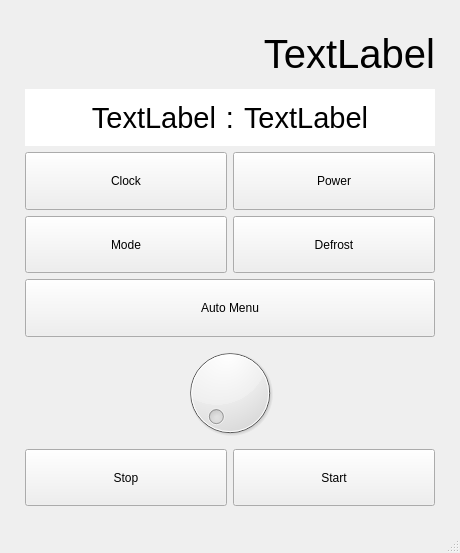
This is mainwindow.ui in 0ranga/microwave as Qt 5 draws it before an edit. The edited form follows.
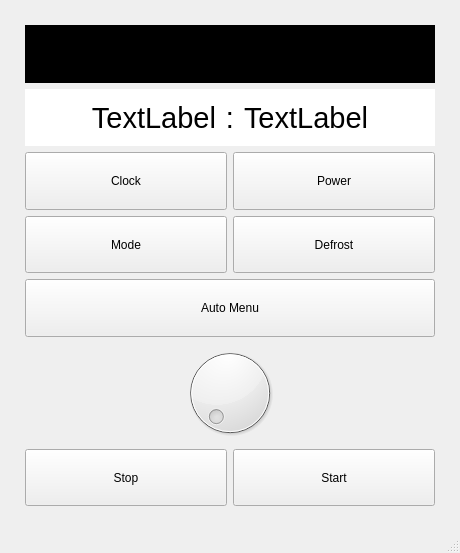
This is the edited form.

Commit message: Took care of the durationState, with 30s increments

What changed in the file:
```diff
--- a/mainwindow.ui
+++ b/mainwindow.ui
@@ -45,6 +45,10 @@
           <pointsize>30</pointsize>
          </font>
         </property>
+        <property name="styleSheet">
+         <string notr="true">background-color: rgb(0, 0, 0);
+padding-right: 2</string>
+        </property>
         <property name="text">
          <string>TextLabel</string>
         </property>
```
Left out of the diff: 12 changed lines with no effect on the pictures. The commit also changes 2 other files.
